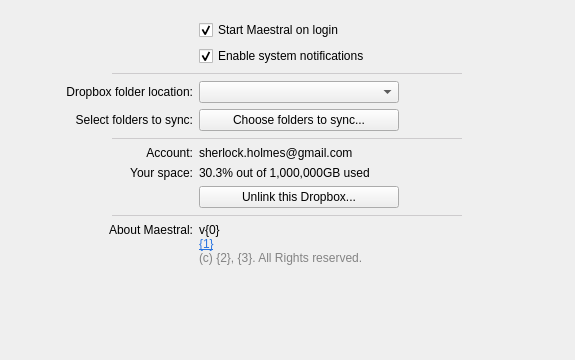
First picture: the form in maestral/gui/settings.ui, repository samschott/maestral, before the edit.
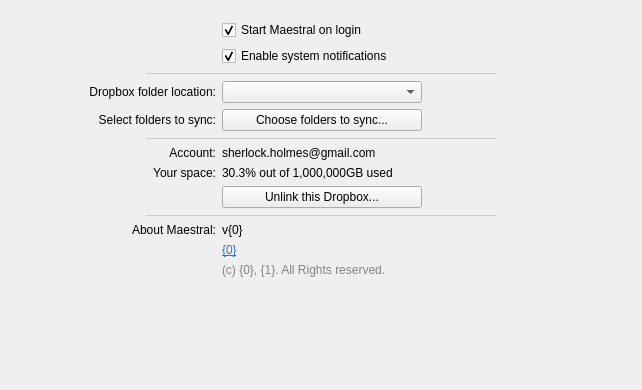
Second picture: the form after the edit.

Commit message: layout improvement to settings window

```diff
--- a/maestral/gui/settings.ui
+++ b/maestral/gui/settings.ui
@@ -6,8 +6,8 @@
    <rect>
     <x>0</x>
     <y>0</y>
-    <width>575</width>
-    <height>360</height>
+    <width>642</width>
+    <height>390</height>
    </rect>
   </property>
   <property name="windowTitle">
@@ -223,7 +223,7 @@
    <item row="20" column="1">
     <widget class="QLabel" name="labelAbout">
      <property name="text">
-      <string>&lt;html&gt;&lt;head/&gt;&lt;body&gt;&lt;p&gt;v{0}&lt;br/&gt;&lt;a href=&quot;{1}&quot;&gt;&lt;span style=&quot; text-decoration: underline; color:#2874e1;&quot;&gt;{1}&lt;/span&gt;&lt;/a&gt;&lt;br/&gt;&lt;span style=&quot; color:#838383;&quot;&gt;(c) {2}, {3}. All Rights reserved.&lt;/span&gt;&lt;/p&gt;&lt;/body&gt;&lt;/html&gt;</string>
+      <string>&lt;html&gt;&lt;head/&gt;&lt;body&gt;&lt;p&gt;v{0}&lt;/p&gt;&lt;/body&gt;&lt;/html&gt;</string>
      </property>
      <property name="textFormat">
       <enum>Qt::RichText</enum>
@@ -250,7 +250,7 @@
      </property>
     </widget>
    </item>
-   <item row="21" column="0" colspan="2">
+   <item row="23" column="0" colspan="2">
     <spacer name="verticalSpacer">
      <property name="orientation">
       <enum>Qt::Vertical</enum>
@@ -263,6 +263,20 @@
      </property>
     </spacer>
    </item>
+   <item row="21" column="1">
+    <widget class="QLabel" name="labelUrl">
+     <property name="text">
+      <string>&lt;html&gt;&lt;head/&gt;&lt;body&gt;&lt;p&gt;&lt;a href=&quot;{0}&quot;&gt;&lt;span style=&quot; text-decoration: underline; color:#2874e1;&quot;&gt;{0}&lt;/span&gt;&lt;/a&gt;&lt;/p&gt;&lt;/body&gt;&lt;/html&gt;</string>
+     </property>
+    </widget>
+   </item>
+   <item row="22" column="1">
+    <widget class="QLabel" name="labelCopyright">
+     <property name="text">
+      <string>&lt;html&gt;&lt;head/&gt;&lt;body&gt;&lt;p&gt;&lt;span style=&quot; color:#838383;&quot;&gt;(c) {0}, {1}. All Rights reserved.&lt;/span&gt;&lt;/p&gt;&lt;/body&gt;&lt;/html&gt;</string>
+     </property>
+    </widget>
+   </item>
   </layout>
  </widget>
  <tabstops>
```
Left out of the diff: 180 changed lines with no effect on the pictures. The commit also changes 1 other file.
